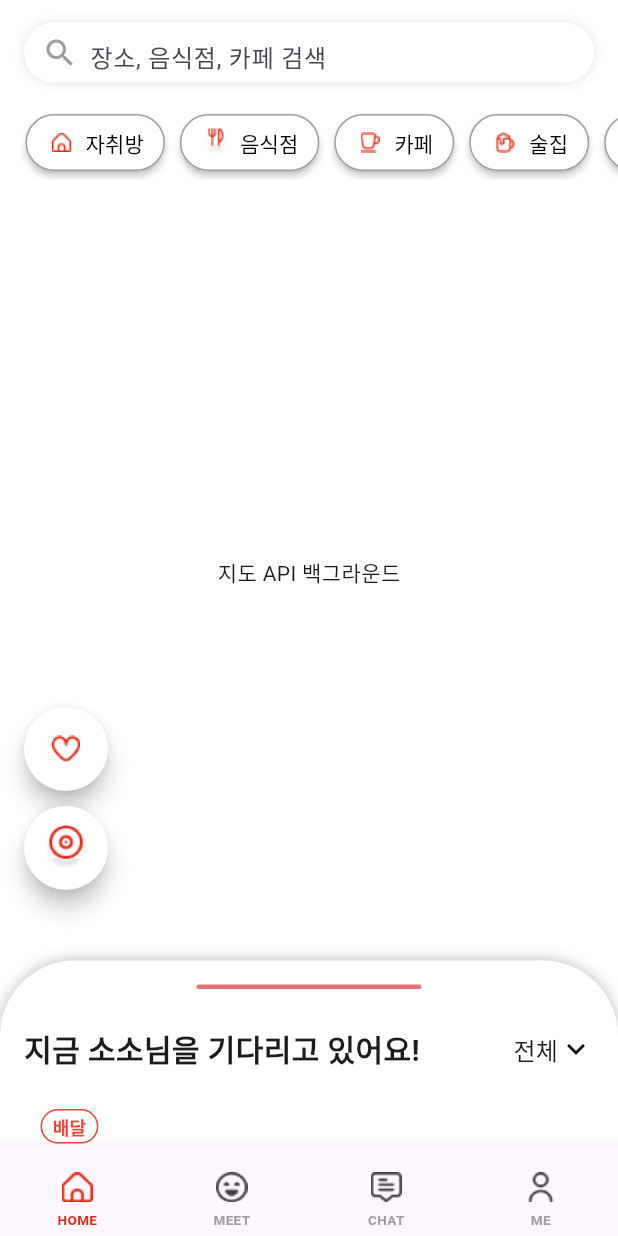
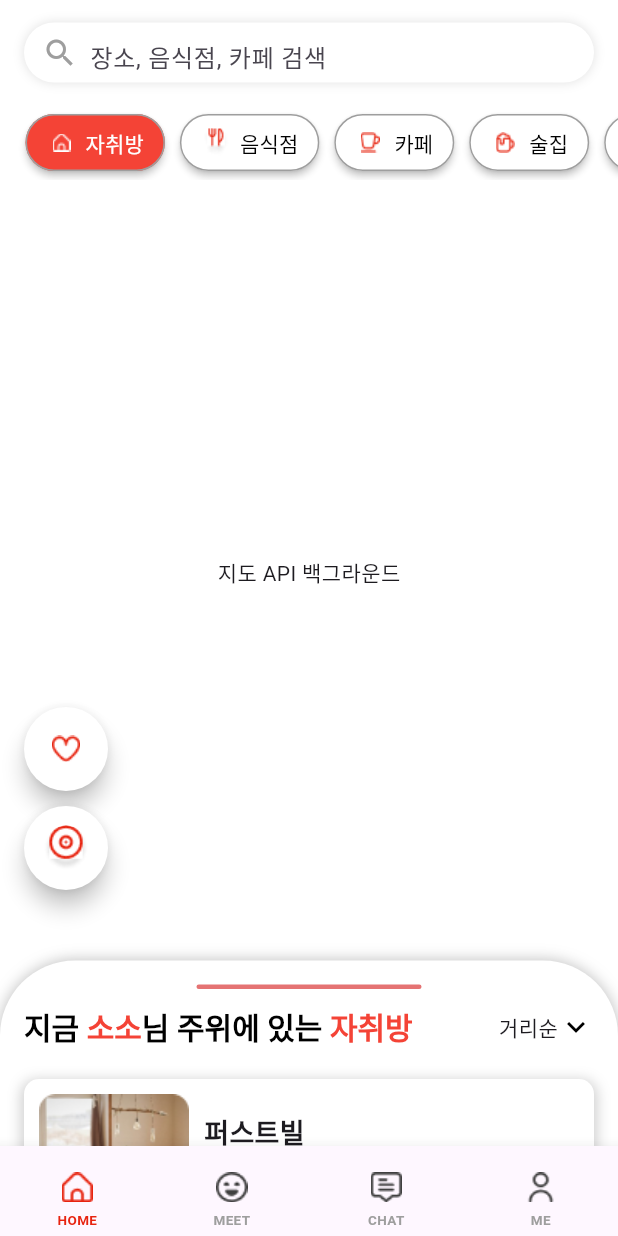
Before and after one commit to helloimda/hoseomeet, a Flutter app: the screen it shows after launch, after a tap on "카카오톡으로 로그인", on a phone screen of 412 x 824 dp. Run offline on Flutter 3.47's test engine with Material 3 defaults, Android fonts, the phone set to English and light mode, and no system bars; drawn by our look-alikes of sliding_up_panel; our stand-ins replace firebase_core, firebase_messaging, flutter_dotenv, flutter_secure_storage, permission_handler, shared_preferences; missing offline and left inert: kakao_flutter_sdk; accounts and stored records are empty; network calls fail; Roboto replaces fonts that are missing (Pretendard); project files that could hold a hidden picture were left out.

Commit message:
Fix:메인홈 자취방으로 변경 및 만남리스트 삭제

```diff
--- a/lib/pages/home_page.dart
+++ b/lib/pages/home_page.dart
@@ -1,7 +1,6 @@
 import 'package:flutter/material.dart';
 import 'package:sliding_up_panel/sliding_up_panel.dart';
-import 'room_list.dart'; // 자취방 리스트를 불러오기 위한 import
-import '../widgets/post_item.dart';
+import 'room_list.dart';
 
 class HomePage extends StatefulWidget {
   @override
@@ -11,89 +10,26 @@ class HomePage extends StatefulWidget {
 class _HomePageState extends State<HomePage> {
   final List<String> _selectOptions = ['전체', '모임', '배달', '택시', '카풀'];
   String _selectedOption = '전체';
-  bool _isDropdownOpened = false; // 드롭다운이 열렸는지 여부를 추적
+  bool _isDropdownOpened = false;
 
   bool _isSubCategoryVisible = false; // 자취방을 눌렀을 때 하위 카테고리 표시
   String _selectedSubCategory = '전체'; // 기본값으로 '전체' 카테고리 선택
 
-  // 메인 카테고리 활성화를 위한 변수 (디폴트 선택 없음)
-  String _selectedMainCategory = '';
+  String _selectedMainCategory = '자취방'; // 기본값으로 자취방 선택
 
-  // 하위 카테고리 리스트 (첫번째 인덱스에 '전체' 추가)
-  final List<String> subCategories = ['전체', '정문', '중문', '후문', '기숙사'];
-
-  final List<Map<String, dynamic>> posts = [
-    {
-      "id": 123,
-      "type": "배달",
-      "title": "주말 모임",
-      "content": "주말에 함께 모여 식사해요!",
-      "join_people": 4,
-      "max_people": 10,
-      "gender": "무관",
-      "page_view": 3,
-      "created_at": "2024-08-12T10:00:00Z"
-    },
-    {
-      "id": 124,
-      "type": "모임",
-      "title": "주중 모임",
-      "content": "주중에 함께 산책해요!",
-      "join_people": 4,
-      "max_people": 8,
-      "gender": "무관",
-      "page_view": 23,
-      "created_at": "2024-08-13T12:00:00Z"
-    },
-    {
-      "id": 125,
-      "type": "배달",
-      "title": "저녁 모임",
-      "content": "저녁에 함께 영화 봐요!",
-      "join_people": 4,
-      "max_people": 12,
-      "gender": "무관",
-      "page_view": 13,
-      "created_at": "2024-08-14T18:00:00Z"
-    },
-    {
-      "id": 126,
-      "type": "택시",
-      "title": "저녁 모임",
-      "content": "저녁에 함께 영화 봐요!",
-      "join_people": 4,
-      "max_people": 12,
-      "gender": "무관",
-      "page_view": 13,
-      "created_at": "2024-08-14T18:00:00Z"
-    },
-    {
-      "id": 127,
-      "type": "모임",
-      "title": "저녁 모임",
-      "content": "저녁에 함께 영화 봐요!",
-      "join_people": 4,
-      "max_people": 12,
-      "gender": "무관",
-      "page_view": 13,
-      "created_at": "2024-08-14T18:00:00Z"
-    },
-  ];
+  final List<String> subCategories = ['전체', '정문', '중문', '후문', '기숙사']; // 하위 카테고리 리스트
 
   @override
   Widget build(BuildContext context) {
-    final double panelHeightOpen = MediaQuery.of(context).size.height * 0.73; // 슬라이드 패널이 완전히 열렸을 때 높이
-    final double panelHeightClosed = MediaQuery.of(context).size.height * 0.15; // 슬라이드 패널이 닫혔을 때 높이 (카테고리 탭 바로 아래까지)
+    final double panelHeightOpen = MediaQuery.of(context).size.height * 0.73;
+    final double panelHeightClosed = MediaQuery.of(context).size.height * 0.15;
 
     return Scaffold(
       body: Stack(
         children: [
-          // 지도 또는 백그라운드
           Center(
-            child: Text('지도 API 백그라운드'), // 여기에는 지도 API 연동 코드가 들어가야 합니다.
+            child: Text('지도 API 백그라운드'),
           ),
-
-          // 검색바
           Positioned(
             top: 15,
             left: 16,
@@ -122,8 +58,6 @@ class _HomePageState extends State<HomePage> {
               ),
             ),
           ),
-
-          // 카테고리 탭
           Positioned(
             top: 70,
             left: 0,
@@ -134,7 +68,7 @@ class _HomePageState extends State<HomePage> {
                   height: 50,
                   child: ListView(
                     scrollDirection: Axis.horizontal,
-                    physics: BouncingScrollPhysics(), // 좌우 슬라이드 가능하게 설정
+                    physics: BouncingScrollPhysics(),
                     padding: EdgeInsets.symmetric(horizontal: 12.0),
                     children: [
                       _buildCategoryButton('자취방', _selectedMainCategory == '자취방' ? 'assets/img/icon/mainpage/roomtypered.png' : 'assets/img/icon/mainpage/roomtype.png', _toggleSubCategory, _selectedMainCategory == '자취방'),
@@ -146,8 +80,6 @@ class _HomePageState extends State<HomePage> {
                     ],
                   ),
                 ),
-
-                // 자취방 선택 시 하위 카테고리 표시
                 if (_isSubCategoryVisible)
                   Container(
                     height: 50,
@@ -157,9 +89,9 @@ class _HomePageState extends State<HomePage> {
                       children: subCategories.map<Widget>((category) {
                         return _buildCategoryButton(
                           category,
-                          '', // 하위 카테고리는 아이콘이 없으므로 빈 문자열 전달
-                              () => _selectSubCategory(category), // 하위 카테고리 선택 시 호출
-                          _selectedSubCategory == category, // 선택된 하위 카테고리 강조
+                          '',
+                              () => _selectSubCategory(category),
+                          _selectedSubCategory == category,
                         );
                       }).toList(),
                     ),
@@ -167,17 +99,13 @@ class _HomePageState extends State<HomePage> {
               ],
             ),
           ),
-
-          // 슬라이드 패널
           SlidingUpPanel(
-            minHeight: panelHeightClosed, // 패널이 닫혔을 때 높이
-            maxHeight: panelHeightOpen, // 패널이 열렸을 때 높이
+            minHeight: panelHeightClosed,
+            maxHeight: panelHeightOpen,
             borderRadius: BorderRadius.vertical(top: Radius.circular(50)),
-            // 패널 내부의 내용을 조건에 따라 자취방 리스트와 기존 패널로 구분
             panel: _selectedMainCategory == '자취방' ? RoomList() : _buildPanelContent(),
             body: Stack(
               children: [
-                // 패널 뒤에 있는 내용: 지도와 버튼
                 Positioned(
                   bottom: MediaQuery.of(context).size.height * 0.28,
                   left: 16,
@@ -190,7 +118,7 @@ class _HomePageState extends State<HomePage> {
                         child: ClipOval(
                           child: Image.asset(
                             'assets/img/icon/mainpage/heart.png',
-                            width: 30, // 이미지 크기 조정
+                            width: 30,
                             height: 30,
                           ),
                         ),
@@ -203,7 +131,7 @@ class _HomePageState extends State<HomePage> {
                         child: ClipOval(
                           child: Image.asset(
                             'assets/img/icon/mainpage/gps.png',
-                            width: 30, // 이미지 크기 조정
+                            width: 30,
                             height: 30,
                           ),
                         ),
@@ -212,23 +140,22 @@ class _HomePageState extends State<HomePage> {
                   ),
                 ),
               ],
-            ), // 패널 뒤에 있는 지도나 다른 내용
+            ),
           ),
         ],
       ),
     );
   }
 
-  // 카테고리 버튼 빌드 함수
   Widget _buildCategoryButton(String text, String iconPath, [VoidCallback? onPressed, bool isSelected = false]) {
     return Padding(
-      padding: EdgeInsets.symmetric(horizontal: 5.0, vertical: 6), // 버튼 간격을 약간 넓게 유지
+      padding: EdgeInsets.symmetric(horizontal: 5.0, vertical: 6),
       child: ElevatedButton(
         onPressed: onPressed ?? () {},
         style: ElevatedButton.styleFrom(
           foregroundColor: isSelected ? Colors.white : Colors.black,
           backgroundColor: isSelected ? Colors.red : Colors.white,
-          padding: EdgeInsets.symmetric(horizontal: 14, vertical: 8), // 부드러운 패딩 값
+          padding: EdgeInsets.symmetric(horizontal: 14, vertical: 8),
           shape: RoundedRectangleBorder(
             borderRadius: BorderRadius.circular(20),
           ),
@@ -237,16 +164,16 @@ class _HomePageState extends State<HomePage> {
         ),
         child: Row(
           children: [
-            if (iconPath.isNotEmpty) // 아이콘이 있을 때만 출력
+            if (iconPath.isNotEmpty)
               Image.asset(
                 iconPath,
-                width: 20, // 아이콘 크기 유지
+                width: 20,
                 height: 20,
               ),
-            if (iconPath.isNotEmpty) SizedBox(width: 6), // 아이콘과 텍스트 간격을 적절히 유지
+            if (iconPath.isNotEmpty) SizedBox(width: 6),
             Text(
               text,
-              style: TextStyle(fontSize: 14), // 텍스트 크기를 줄여서 정돈된 느낌 제공
+              style: TextStyle(fontSize: 14),
             ),
           ],
         ),
@@ -254,30 +181,26 @@ class _HomePageState extends State<HomePage> {
     );
   }
 
-  // 하위 카테고리 선택 함수
   void _selectSubCategory(String category) {
     setState(() {
       _selectedSubCategory = category;
     });
   }
 
-  // 메인 카테고리 선택 함수
   void _selectMainCategory(String category) {
     setState(() {
       _selectedMainCategory = category;
-      _isSubCategoryVisible = false; // 자취방 외 다른 메인 카테고리 선택 시 서브카테고리 비활성화
+      _isSubCategoryVisible = false;
     });
   }
 
-  // 하위 카테고리 토글 함수
   void _toggleSubCategory() {
     setState(() {
       _isSubCategoryVisible = !_isSubCategoryVisible;
-      _selectedMainCategory = '자취방'; // 자취방을 다시 선택하면 메인 카테고리 활성화
+      _selectedMainCategory = '자취방';
     });
   }
 
-  // 기존 패널 내용
   Widget _buildPanelContent() {
     return Column(
       crossAxisAlignment: CrossAxisAlignment.start,
@@ -303,37 +226,36 @@ class _HomePageState extends State<HomePage> {
                 '지금 소소님을 기다리고 있어요!',
                 style: TextStyle(fontSize: 20, fontWeight: FontWeight.bold),
               ),
-              // Select 탭을 Title 우측에 배치
               Container(
                 decoration: BoxDecoration(
-                  color: Colors.white, // 흰색 배경 설정
+                  color: Colors.white,
                   boxShadow: _isDropdownOpened
                       ? [
                     BoxShadow(
                       color: Colors.black.withOpacity(0.2),
                       spreadRadius: 1,
                       blurRadius: 5,
-                      offset: Offset(0, 3), // 그림자 위치 조정
+                      offset: Offset(0, 3),
                     ),
                   ]
-                      : [], // 클릭 전에는 그림자 없음
+                      : [],
                   borderRadius: BorderRadius.circular(10),
                 ),
                 child: DropdownButtonHideUnderline(
                   child: DropdownButton<String>(
-                    dropdownColor: Colors.white, // 드롭다운 배경을 흰색으로 설정
+                    dropdownColor: Colors.white,
                     value: _selectedOption,
-                    icon: SizedBox.shrink(), // 기본 화살표 숨김
+                    icon: SizedBox.shrink(),
                     items: _selectOptions.map<DropdownMenuItem<String>>((String value) {
                       return DropdownMenuItem<String>(
                         value: value,
                         child: Container(
-                          width: 70, // 드롭다운의 아이템 너비 조정
+                          width: 70,
                           child: Column(
                             crossAxisAlignment: CrossAxisAlignment.start,
                             children: [
                               Text(value),
-                              Divider(color: Colors.grey), // 경계선 추가
+                              Divider(color: Colors.grey),
                             ],
                           ),
                         ),
@@ -342,15 +264,14 @@ class _HomePageState extends State<HomePage> {
                     onChanged: (String? newValue) {
                       setState(() {
                         _selectedOption = newValue!;
-                        _isDropdownOpened = false; // 드롭다운이 닫히면 그림자 제거
+                        _isDropdownOpened = false;
                       });
                     },
                     onTap: () {
                       setState(() {
-                        _isDropdownOpened = true; // 드롭다운이 열리면 그림자 추가
+                        _isDropdownOpened = true;
                       });
                     },
-                    // 텍스트와 아이콘을 평행하게 배치
                     selectedItemBuilder: (BuildContext context) {
                       return _selectOptions.map((String value) {
                         return Row(
@@ -367,15 +288,6 @@ class _HomePageState extends State<HomePage> {
             ],
           ),
         ),
-        SizedBox(height: 8),
-        Expanded(
-          child: ListView.builder(
-            itemCount: posts.length,
-            itemBuilder: (context, index) {
-              return buildPostItem(posts[index]); // 기존 게시물 출력
-            },
-          ),
-        ),
       ],
     );
   }
```
